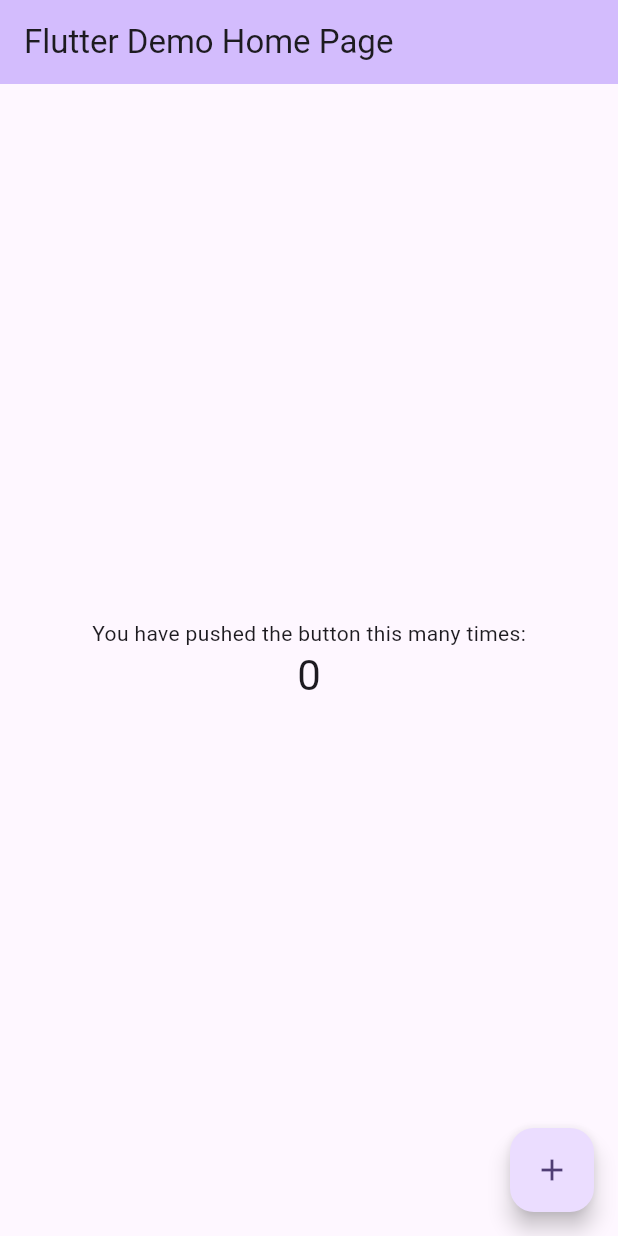
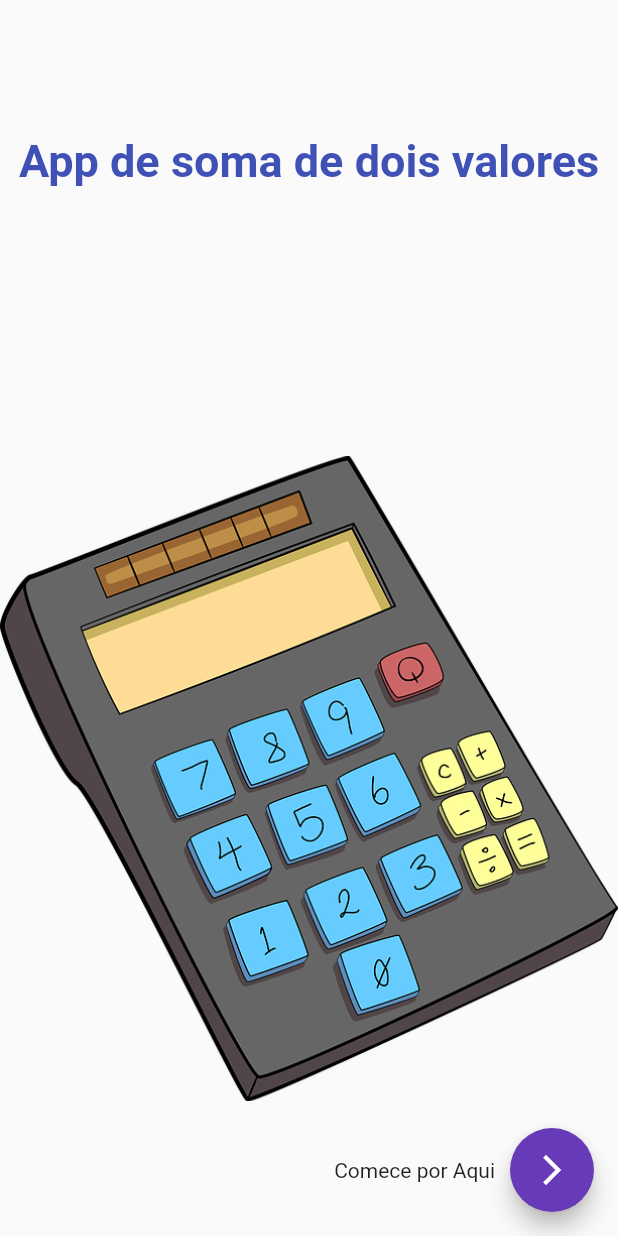
Before and after one commit to gilvancosta/soma_de_dois_numeros_2023, a Flutter app: the screen it shows after launch, on a phone screen of 412 x 824 dp. Run offline on Flutter 3.47's test engine with Material 2 defaults, Android fonts, the phone set to English and light mode, and no system bars; our stand-ins replace google_fonts, page_transition.

Commit message:
Making the APP operational

```diff
--- /dev/null
+++ b/lib/initialization/start_cupertino_application.dart
@@ -0,0 +1,17 @@
+import 'package:flutter/cupertino.dart';
+import 'package:soma_de_dois_numeros_2023/modules/home/material_home_page.dart';
+
+class StartCupertinoApplication extends StatelessWidget {
+  const StartCupertinoApplication({Key? key}) : super(key: key);
+
+  @override
+  Widget build(BuildContext context) {
+    return const CupertinoApp(
+      title: 'Cupertino Homepage',
+      theme: CupertinoThemeData(
+        primaryColor: CupertinoColors.activeBlue,
+      ),
+      home: MaterialHomePage(),
+    );
+  }
+}
--- /dev/null
+++ b/lib/initialization/start_material_application.dart
@@ -0,0 +1,21 @@
+import 'package:flutter/material.dart';
+import 'package:soma_de_dois_numeros_2023/common/utls/app_router.dart';
+import 'package:soma_de_dois_numeros_2023/modules/home/material_home_page.dart';
+
+class StartMaterialApplication extends StatelessWidget {
+  const StartMaterialApplication({Key? key}) : super(key: key);
+
+  @override
+  Widget build(BuildContext context) {
+    return MaterialApp(
+      debugShowCheckedModeBanner: false,
+      title: 'Soma de 2 Valores',
+      theme: ThemeData(
+        primarySwatch: Colors.deepPurple,
+      ),
+      // home: const MaterialHomePage(),
+      home: const MaterialHomePage(),
+      onGenerateRoute: AppRouter.generateRoute,
+    );
+  }
+}
--- a/lib/main.dart
+++ b/lib/main.dart
@@ -1,69 +1,25 @@
 import 'package:flutter/material.dart';
+import 'package:flutter/services.dart';
+import 'package:soma_de_dois_numeros_2023/initialization/start_material_application.dart';
+//import 'package:soma_de_dois_numeros_2023/modules/home/cupertino_home_page.dart';
 
 void main() {
-  runApp(const MyApp());
+  SystemChrome.setSystemUIOverlayStyle(
+    const SystemUiOverlayStyle(
+      statusBarColor: Colors.transparent,
+      statusBarIconBrightness: Brightness.dark,
+      systemNavigationBarColor: Colors.transparent,
+      systemNavigationBarIconBrightness: Brightness.dark,
+    ),
+  );
+
+  //runApp(const StartCupertinoApplication());
+
+  runApp(const StartMaterialApplication());
+
+/*   if (Platform.isIOS) {
+    runApp(const StartCupertinoApplication());
+  } else if (Platform.isAndroid) {
+    runApp(const StartMaterialApplication());
+  } */
 }
-
-class MyApp extends StatelessWidget {
-  const MyApp({super.key});
-
-  @override
-  Widget build(BuildContext context) {
-    return MaterialApp(
-      title: 'Flutter Demo',
-      theme: ThemeData(
-        colorScheme: ColorScheme.fromSeed(seedColor: Colors.deepPurple),
-        useMaterial3: true,
-      ),
-      home: const MyHomePage(title: 'Flutter Demo Home Page'),
-    );
-  }
-}
-
-class MyHomePage extends StatefulWidget {
-  const MyHomePage({super.key, required this.title});
-
-  final String title;
-
-  @override
-  State<MyHomePage> createState() => _MyHomePageState();
-}
-
-class _MyHomePageState extends State<MyHomePage> {
-  int _counter = 0;
-
-  void _incrementCounter() {
-    setState(() {
-      _counter++;
-    });
-  }
-
-  @override
-  Widget build(BuildContext context) {
-    return Scaffold(
-      appBar: AppBar(
-        backgroundColor: Theme.of(context).colorScheme.inversePrimary,
-        title: Text(widget.title),
-      ),
-      body: Center(
-        child: Column(
-          mainAxisAlignment: MainAxisAlignment.center,
-          children: <Widget>[
-            const Text(
-              'You have pushed the button this many times:',
-            ),
-            Text(
-              '$_counter',
-              style: Theme.of(context).textTheme.headlineMedium,
-            ),
-          ],
-        ),
-      ),
-      floatingActionButton: FloatingActionButton(
-        onPressed: _incrementCounter,
-        tooltip: 'Increment',
-        child: const Icon(Icons.add),
-      ),
-    );
-  }
-}
--- /dev/null
+++ b/lib/modules/home/cupertino_home_page.dart
@@ -0,0 +1,17 @@
+import 'package:flutter/cupertino.dart';
+import 'package:soma_de_dois_numeros_2023/modules/home/material_home_page.dart';
+
+class StartCupertinoApplication extends StatelessWidget {
+  const StartCupertinoApplication({Key? key}) : super(key: key);
+
+  @override
+  Widget build(BuildContext context) {
+    return const CupertinoApp(
+      title: 'Cupertino Homepage',
+      theme: CupertinoThemeData(
+        primaryColor: CupertinoColors.activeBlue,
+      ),
+      home: MaterialHomePage(),
+    );
+  }
+}
--- /dev/null
+++ b/lib/modules/home/material_home_page.dart
@@ -0,0 +1,69 @@
+import 'package:flutter/material.dart';
+import 'package:google_fonts/google_fonts.dart';
+import 'package:soma_de_dois_numeros_2023/modules/pages/first_value.dart';
+
+
+class MaterialHomePage extends StatelessWidget {
+  static const routeName = '/';
+
+  const MaterialHomePage({Key? key}) : super(key: key);
+
+  @override
+  Widget build(BuildContext context) {
+    return Scaffold(
+      body: SafeArea(
+        child: Column(
+          mainAxisAlignment: MainAxisAlignment.spaceAround,
+          children: [
+            Text(
+              'App de soma de dois valores',
+              style: GoogleFonts.aBeeZee(
+                fontSize: 30,
+                fontWeight: FontWeight.bold,
+                color: Colors.indigo,
+              ),
+              textAlign: TextAlign.center,
+            ),
+            const Image(
+              image: AssetImage('assets/images/calculator.png'),
+            ),
+          ],
+        ),
+      ),
+      floatingActionButton: Row(
+        mainAxisAlignment: MainAxisAlignment.end,
+        children: [
+          const Text('Comece por Aqui'),
+          const SizedBox(width: 10),
+          FloatingActionButton(
+            onPressed: () {
+              // Navigator.pushNamed(context, FirstValuePage.routeName); // opção 1
+              Navigator.of(context).pushNamed(FirstValuePage.routeName); // opção 2
+            },
+/*               Navigator.of(context).push(
+                PageRouteBuilder(
+                  pageBuilder: (context, animation, secondaryAnimation) => const FirstValuePage(),
+                  transitionDuration: const Duration(seconds: 1),
+                  transitionsBuilder: (context, animation, secondaryAnimation, child) {
+                    return SlideTransition(
+                      position: Tween<Offset>(
+                        begin: const Offset(1.0, 0.0),
+                        end: Offset.zero,
+                      ).animate(animation),
+                      child: child,
+                    );
+                  },
+                ),
+              );
+            }, */
+/*             onPressed: () => Navigator.push(
+              context,
+              MaterialPageRoute(builder: (context) => const FirstValuePage()),
+            ), */
+            child: const Icon(Icons.arrow_forward_ios),
+          ),
+        ],
+      ),
+    );
+  }
+}
```
Also changed, not shown: lib/common/functions/common_functions.dart (added, +18 -0 lines), lib/common/utls/app_router.dart (added, +68 -0 lines), lib/modules/pages/first_value.dart (added, +84 -0 lines), lib/modules/pages/second_value_page.dart (added, +107 -0 lines), lib/modules/pages/sum_result_page.dart (added, +70 -0 lines), pubspec.yaml (+8 -7 lines), lib/common/widgets/showdialog_widget.dart (added), lib/models/operating_model.dart (added), pubspec.lock, 1 other file.
